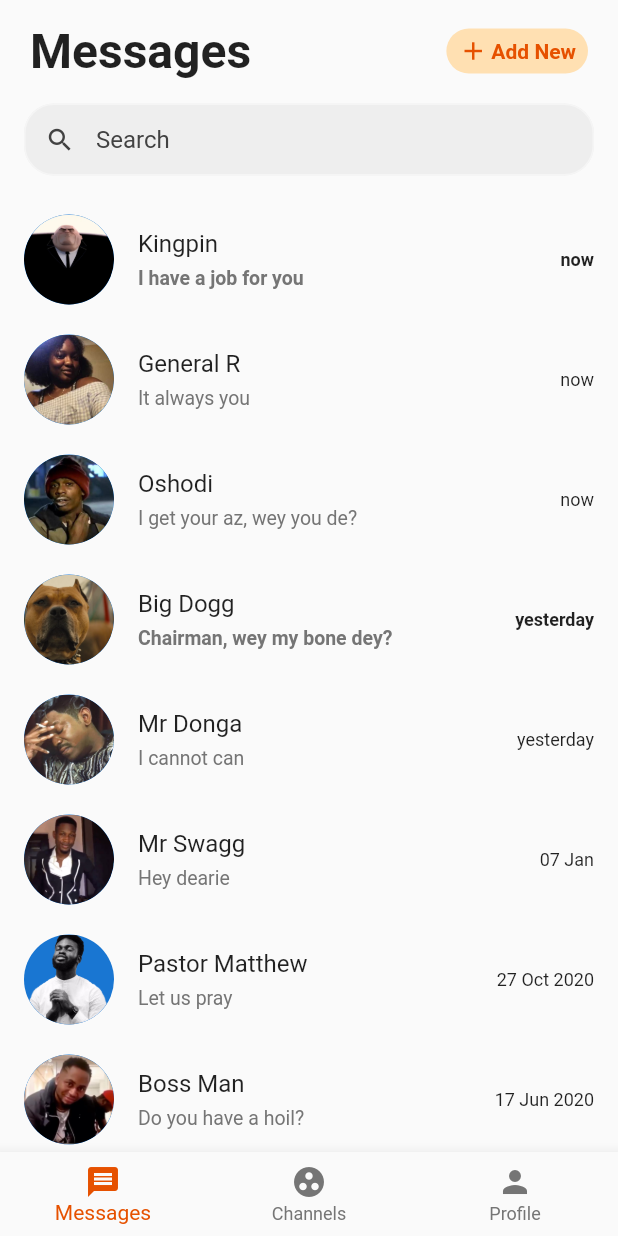
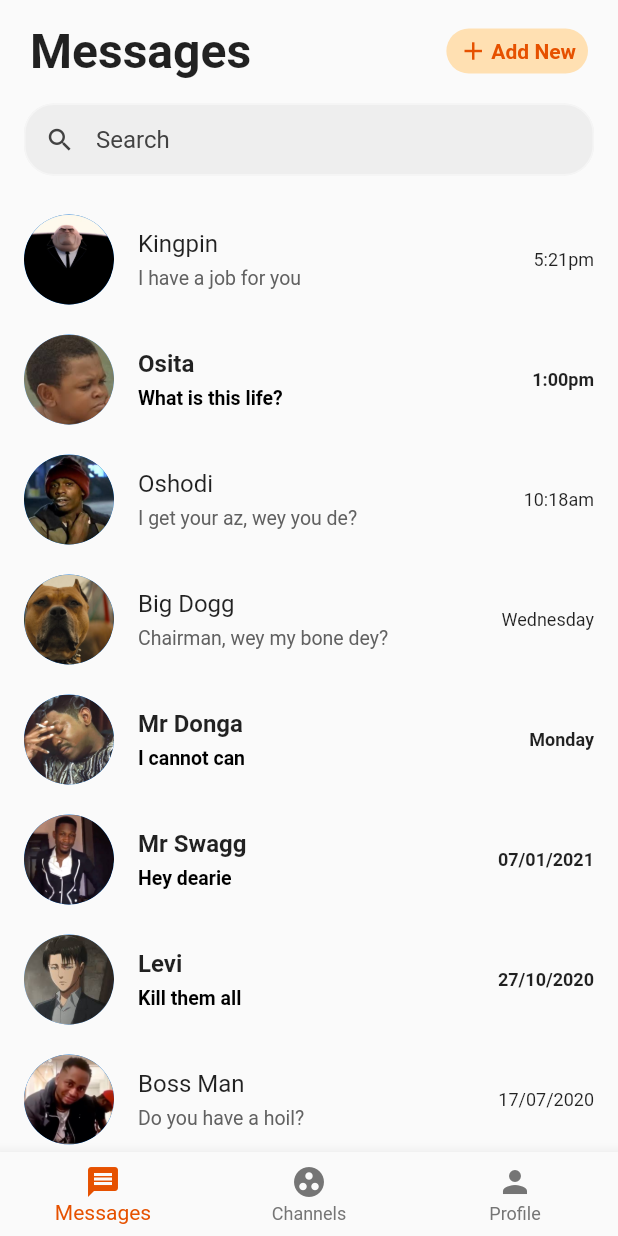
Before and after one commit to akinwolemiwa/flutter-messager-app-ui, a Flutter app: the screen it shows after launch, on a phone screen of 412 x 824 dp. Run offline on Flutter 3.47's test engine with Material 2 defaults, Android fonts, the phone set to English and light mode, and no system bars.

Commit message:
Add files via upload

```diff
--- a/lib/chatpage/chatPage.dart
+++ b/lib/chatpage/chatPage.dart
@@ -12,14 +12,14 @@ class ChatPage extends StatefulWidget {
 
 class _ChatPageState extends State<ChatPage> {
   List<ChatUsers> chatUsers = [
-    ChatUsers(name: 'Kingpin', messageText: 'I have a job for you', imageURL: 'images/Frame 6.png', time: 'now'),
-    ChatUsers(name: 'General R', messageText: 'It always you', imageURL: 'images/Frame 8.png', time: 'now'),
-    ChatUsers(name: 'Oshodi', messageText: 'I get your az, wey you de?', imageURL: 'images/Frame 11.png', time: 'now'),
-    ChatUsers(name: 'Big Dogg', messageText: 'Chairman, wey my bone dey?', imageURL: 'images/Frame 5.png', time: 'yesterday'),
-    ChatUsers(name: 'Mr Donga', messageText: 'I cannot can', imageURL: 'images/Frame 9.png', time: 'yesterday'),
-    ChatUsers(name: 'Mr Swagg', messageText: 'Hey dearie', imageURL: 'images/Frame 12.png', time: '07 Jan'),
-    ChatUsers(name: 'Pastor Matthew', messageText: 'Let us pray', imageURL: 'images/Frame 7.png', time: '27 Oct 2020'),
-    ChatUsers(name: 'Boss Man', messageText: 'Do you have a hoil?', imageURL: 'images/Frame 10.png', time: '17 Jun 2020'),
+    ChatUsers(name: 'Kingpin', messageText: 'I have a job for you', imageURL: 'images/Frame 6.png', time: '5:21pm'),
+    ChatUsers(name: 'Osita', messageText: 'What is this life?', imageURL: 'images/Frame 8.jpg', time: '1:00pm'),
+    ChatUsers(name: 'Oshodi', messageText: 'I get your az, wey you de?', imageURL: 'images/Frame 11.png', time: '10:18am'),
+    ChatUsers(name: 'Big Dogg', messageText: 'Chairman, wey my bone dey?', imageURL: 'images/Frame 5.png', time: 'Wednesday'),
+    ChatUsers(name: 'Mr Donga', messageText: 'I cannot can', imageURL: 'images/Frame 9.png', time: 'Monday'),
+    ChatUsers(name: 'Mr Swagg', messageText: 'Hey dearie', imageURL: 'images/Frame 12.png', time: '07/01/2021'),
+    ChatUsers(name: 'Levi', messageText: 'Kill them all', imageURL: 'images/Frame 71.jpg', time: '27/10/2020'),
+    ChatUsers(name: 'Boss Man', messageText: 'Do you have a hoil?', imageURL: 'images/Frame 10.png', time: '17/07/2020'),
   ];
 
   @override
@@ -99,7 +99,7 @@ class _ChatPageState extends State<ChatPage> {
                   messageText: chatUsers[index].messageText,
                   imageURL: chatUsers[index].imageURL,
                   time: chatUsers[index].time,
-                  isMessageRead: (index == 0 || index == 3)?true:false,
+                  isMessageRead: (index == 1 || index == 5 || index == 4 || index == 6 )?true:false,
                 );
               },
             ),
--- a/lib/homepage/homePage.dart
+++ b/lib/homepage/homePage.dart
@@ -8,7 +8,6 @@ class HomePage extends StatelessWidget {
   Widget build(BuildContext context) {
     return Scaffold(
       body: ChatPage(),
-
       bottomNavigationBar: BottomNavigationBar(
         selectedItemColor: Colors.orange[900],
         unselectedItemColor: Colors.grey[600],
--- a/lib/widgets/conversationList.dart
+++ b/lib/widgets/conversationList.dart
@@ -1,5 +1,6 @@
 
 import 'package:flutter/material.dart';
+import 'package:messenger/screens/chatDetailPage.dart';
 
 
 // ignore: must_be_immutable
@@ -19,6 +20,9 @@ class _ConversationListState extends State<ConversationList> {
   Widget build(BuildContext context) {
     return GestureDetector(
       onTap: (){
+        Navigator.push(context, MaterialPageRoute(builder: (context){
+          return ChatDetailPage();
+        }));
       },
       child: Container(
         padding: EdgeInsets.only(left: 16,right: 16, top: 10, bottom: 10),
@@ -43,13 +47,14 @@ class _ConversationListState extends State<ConversationList> {
                         crossAxisAlignment: CrossAxisAlignment.start,
                         children: <Widget>[
                           Text(widget.name,
-                          style: TextStyle(fontSize: 16),
+                          style: TextStyle(fontSize: 16,
+                          fontWeight: widget.isMessageRead? FontWeight.bold: FontWeight.normal),
                           ),
                           SizedBox(height: 6,
                           ),
                           Text(widget.messageText,
                           style: TextStyle(fontSize: 13,
-                          color: Colors.grey[600],
+                          color: widget.isMessageRead? Colors.black: Colors.grey[700],
                           fontWeight: widget.isMessageRead? FontWeight.bold: FontWeight.normal),
                           ),
                         ],
```
Also changed, not shown: lib/screens/chatDetailPage.dart (added, +117 -0 lines), images/Frame 71.jpg (added), images/Frame 8.jpg (added).
